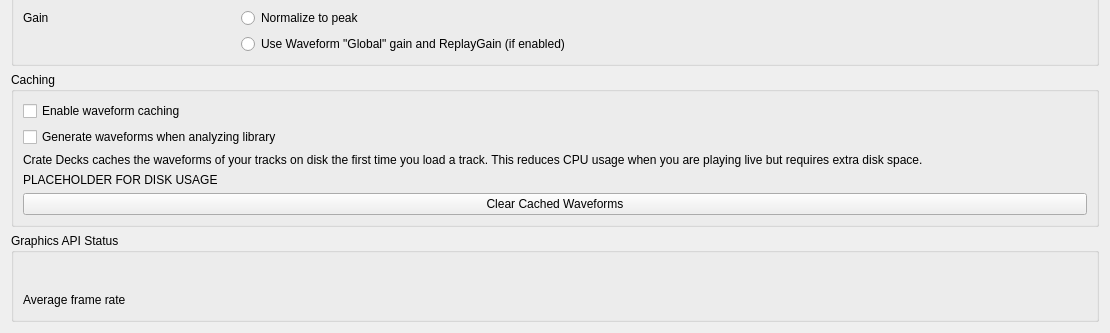
Qt form src/preferences/dialog/dlgprefwaveformdlg.ui (thecrateapp/crate-decks) before a commit; both pictures show x 0 to 1110 and y 634 to 967 of the 1110 by 967 pixel window.
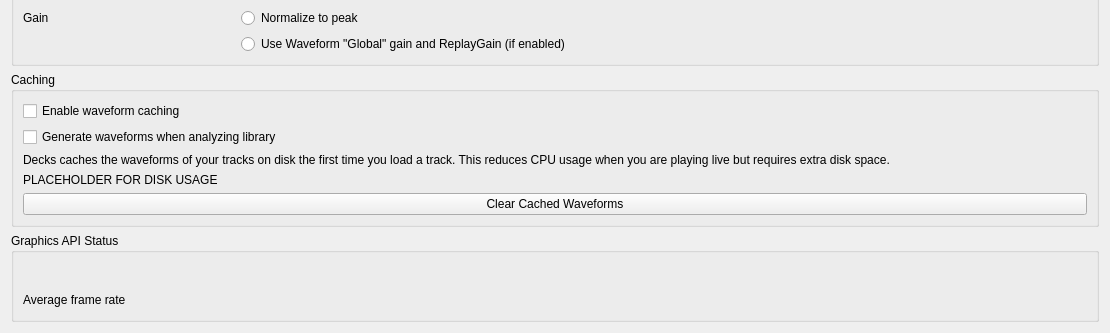
The same form after that commit.

Commit message: feat(decks): call the application Decks

The edit to the form file:
```diff
--- a/src/preferences/dialog/dlgprefwaveformdlg.ui
+++ b/src/preferences/dialog/dlgprefwaveformdlg.ui
@@ -811,7 +811,7 @@
      <item>
       <widget class="QLabel" name="waveformCachingInfo">
        <property name="text">
-        <string>Crate Decks caches the waveforms of your tracks on disk the first time you load a track. This reduces CPU usage when you are playing live but requires extra disk space.</string>
+        <string>Decks caches the waveforms of your tracks on disk the first time you load a track. This reduces CPU usage when you are playing live but requires extra disk space.</string>
        </property>
        <property name="wordWrap">
         <bool>true</bool>
```
The commit also changes 102 other files.
